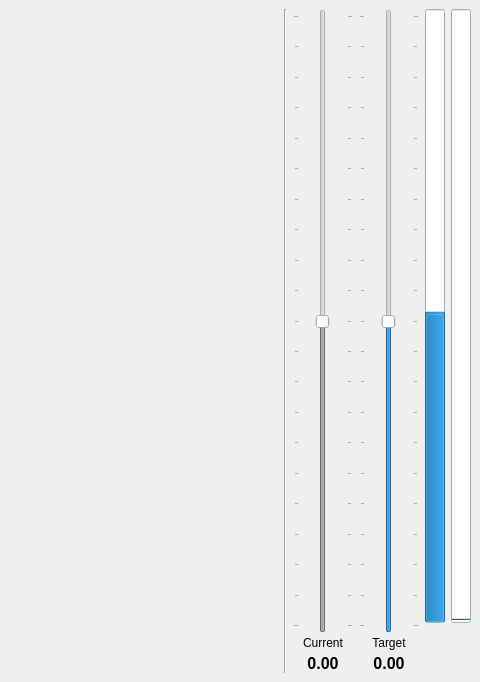
HardwareCity/Falcon9_Electric_Fun, file Vision_Control/falcon9/pclviewer.ui: the form before one commit; both pictures show x 486 to 966 and y 0 to 682 of the 966 by 682 pixel window.
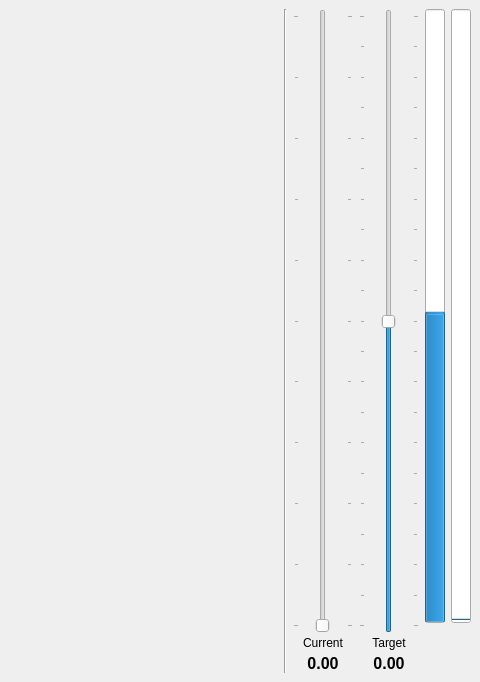
The form after the commit. Custom widgets are drawn as their Qt base class.

Commit message: PID tests Added settings file to the repo

Diff of the .ui file:
```diff
--- a/Vision_Control/falcon9/pclviewer.ui
+++ b/Vision_Control/falcon9/pclviewer.ui
@@ -399,7 +399,7 @@
       <item>
        <widget class="QSlider" name="slider_current">
         <property name="enabled">
-         <bool>false</bool>
+         <bool>true</bool>
         </property>
         <property name="sizePolicy">
          <sizepolicy hsizetype="Fixed" vsizetype="Expanding">
@@ -417,13 +417,16 @@
          <cursorShape>SizeVerCursor</cursorShape>
         </property>
         <property name="minimum">
-         <number>-1000</number>
+         <number>0</number>
         </property>
         <property name="maximum">
-         <number>1000</number>
+         <number>100</number>
         </property>
         <property name="singleStep">
-         <number>10</number>
+         <number>1</number>
+        </property>
+        <property name="value">
+         <number>0</number>
         </property>
         <property name="orientation">
          <enum>Qt::Vertical</enum>
@@ -432,7 +435,7 @@
          <enum>QSlider::TicksBothSides</enum>
         </property>
         <property name="tickInterval">
-         <number>100</number>
+         <number>10</number>
         </property>
        </widget>
       </item>
```
The commit also changes 2 other files.
